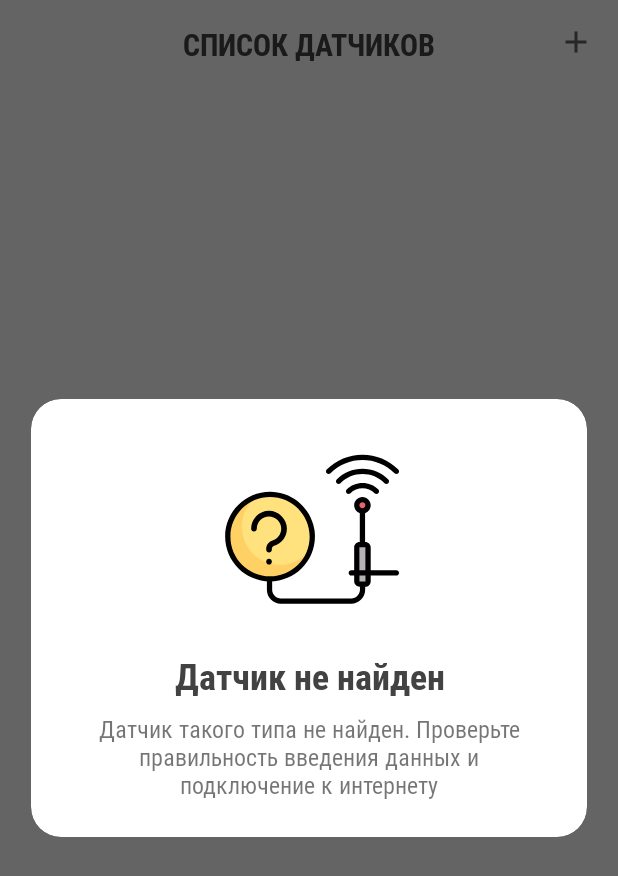
After one commit to Foxek/iNature, an Android app: the fragment StateDialog placed in its activity, on a phone screen of 412 x 824 dp. The commit adds this screen. Shown: the top 876 px of the screen. Run offline under Robolectric (Android 15) with nearby library versions, the phone set to English and light mode, and no system bars; our stand-ins replace ButterKnife, Dagger/Hilt's generated code, RxJava; 4 statements that could not run were skipped.

Commit message:
Add state dialog

```diff
--- a/app/src/main/java/com/foxek/inature/common/Constants.java
+++ b/app/src/main/java/com/foxek/inature/common/Constants.java
@@ -9,4 +9,10 @@ public class Constants {
     public final static String DELIMITER = "!#!";
 
     public static final String EXTRA_ARGS = "args";
+
+
+
+    public static final String CREATE_STATE = "create_state";
+    public static final boolean SUCCESS = true;
+    public static final boolean ERROR = false;
 }
--- a/app/src/main/java/com/foxek/inature/di/module/ActivityModule.java
+++ b/app/src/main/java/com/foxek/inature/di/module/ActivityModule.java
@@ -34,7 +34,7 @@ public class ActivityModule {
     @Provides
     @PerActivity
     SensorMvpPresenter provideSensorPresenter(SensorInteractor interactor, CompositeDisposable disposable){
-        return new SensorPresenter(interactor,disposable);
+        return new SensorPresenter(interactor,disposable,args);
     }
 
     @Provides
--- a/app/src/main/java/com/foxek/inature/ui/preview/PreviewMvpView.java
+++ b/app/src/main/java/com/foxek/inature/ui/preview/PreviewMvpView.java
@@ -1,12 +1,13 @@
 package com.foxek.inature.ui.preview;
 
+import com.foxek.inature.common.Constants;
 import com.foxek.inature.ui.base.MvpView;
 
 public interface PreviewMvpView extends MvpView {
 
     void setSensorPreview(String type, String desc, String icon);
 
-    void startSensorActivity();
+    void startSensorActivity(boolean state);
 
     void showError();
 
--- a/app/src/main/java/com/foxek/inature/ui/sensors/SensorMvpView.java
+++ b/app/src/main/java/com/foxek/inature/ui/sensors/SensorMvpView.java
@@ -12,5 +12,5 @@ interface SensorMvpView extends MvpView {
 
     void startScanActivity();
 
-
+    void showStateDialog(boolean state);
 }
--- /dev/null
+++ b/app/src/main/java/com/foxek/inature/ui/sensors/StateDialog.java
@@ -0,0 +1,72 @@
+package com.foxek.inature.ui.sensors;
+
+import android.os.Bundle;
+import android.support.annotation.NonNull;
+import android.support.annotation.Nullable;
+import android.view.LayoutInflater;
+import android.view.View;
+import android.view.ViewGroup;
+import android.widget.ImageView;
+import android.widget.TextView;
+
+import com.foxek.inature.R;
+import com.foxek.inature.ui.base.BaseFragment;
+
+import butterknife.BindView;
+import butterknife.ButterKnife;
+import butterknife.Unbinder;
+
+public class StateDialog extends BaseFragment implements View.OnClickListener {
+
+    @BindView(R.id.dialog_logo)
+    ImageView mDialogLogo;
+
+    @BindView(R.id.dialog_title)
+    TextView mDialogTitle;
+
+    @BindView(R.id.dialog_description)
+    TextView mDialogDesc;
+
+    private Unbinder mBinder;
+
+    public static StateDialog newInstance(boolean state) {
+        StateDialog mStateDialog = new StateDialog();
+        Bundle args = new Bundle();
+        args.putBoolean("state", state);
+        mStateDialog.setArguments(args);
+
+        return mStateDialog;
+    }
+
+    @Nullable
+    @Override
+    public View onCreateView(@NonNull LayoutInflater inflater, @Nullable ViewGroup container,
+                             @Nullable Bundle savedInstanceState) {
+        View view = inflater.inflate(R.layout.dialog_state, container, false);
+        mBinder = ButterKnife.bind(this,view);
+
+        if (getArguments().getBoolean("state")){
+            mDialogLogo.setImageResource(R.drawable.ic_sensor_no_exist_logo);
+            mDialogTitle.setText(R.string.preview_success_title);
+            mDialogDesc.setText(R.string.preview_success_desc);
+        }else{
+            mDialogLogo.setImageResource(R.drawable.ic_sensor_no_exist_logo);
+            mDialogTitle.setText(R.string.preview_error_title);
+            mDialogDesc.setText(R.string.preview_error_desc);
+        }
+
+        getDialog().setCanceledOnTouchOutside(false);
+
+        return view;
+    }
+
+    @Override
+    public void onDestroy() {
+        super.onDestroy();
+        mBinder.unbind();
+    }
+
+    @Override
+    public void onClick(View v) {
+    }
+}
--- /dev/null
+++ b/app/src/main/res/layout/dialog_state.xml
@@ -0,0 +1,53 @@
+<?xml version="1.0" encoding="utf-8"?>
+<android.support.constraint.ConstraintLayout
+    xmlns:android="http://schemas.android.com/apk/res/android"
+    xmlns:app="http://schemas.android.com/apk/res-auto"
+    xmlns:tools="http://schemas.android.com/tools"
+    android:layout_width="match_parent"
+    android:layout_height="wrap_content"
+    android:paddingStart="@dimen/dialog_horizontal_padding"
+    android:paddingTop="@dimen/dialog_vertical_padding"
+    android:paddingEnd="@dimen/dialog_horizontal_padding"
+    android:paddingBottom="@dimen/dialog_vertical_padding">
+
+    <ImageView
+        android:id="@+id/dialog_logo"
+        android:layout_width="120dp"
+        android:layout_height="120dp"
+        android:layout_marginStart="8dp"
+        android:layout_marginTop="8dp"
+        android:layout_marginEnd="8dp"
+        app:layout_constraintEnd_toEndOf="parent"
+        app:layout_constraintStart_toStartOf="parent"
+        app:layout_constraintTop_toTopOf="parent"
+        tools:ignore="ContentDescription" />
+
+    <TextView
+        android:id="@+id/dialog_title"
+        android:layout_width="0dp"
+        android:layout_height="wrap_content"
+        android:layout_marginTop="24dp"
+        android:fontFamily="@font/roboto_condensed_bold"
+        android:textAlignment="center"
+        android:textColor="@color/colorDark"
+        android:textSize="24sp"
+        app:layout_constraintEnd_toEndOf="parent"
+        app:layout_constraintStart_toStartOf="parent"
+        app:layout_constraintTop_toBottomOf="@+id/dialog_logo" />
+
+    <TextView
+        android:id="@+id/dialog_description"
+        android:layout_width="0dp"
+        android:layout_height="wrap_content"
+        android:layout_marginTop="8dp"
+        android:layout_marginBottom="8dp"
+        android:fontFamily="@font/roboto_condensed_regular"
+        android:textAlignment="center"
+        android:textSize="16sp"
+        app:layout_constraintBottom_toBottomOf="parent"
+        app:layout_constraintEnd_toEndOf="parent"
+        app:layout_constraintStart_toStartOf="parent"
+        app:layout_constraintTop_toBottomOf="@+id/dialog_title" />
+
+
+</android.support.constraint.ConstraintLayout>
--- a/app/src/main/res/values/strings.xml
+++ b/app/src/main/res/values/strings.xml
@@ -46,6 +46,10 @@
 
     <string name="preview_error_title">Датчик не найден</string>
     <string name="preview_error_desc">Датчик такого типа не найден. Проверьте правильность введения данных и подключение к интернету</string>
+
+    <string name="preview_success_title">Датчик успешно добавлен</string>
+    <string name="preview_success_desc">Датчик добавлен в список датчиков и готов к использованию</string>
+
     <string name="preview_error_sensor_exist">Датчик с таким названием уже существует</string>
     <string name="instruction_title_1">Добро пожаловать</string>
     <string name="instruction_desc_1">Перед Вами приложение, предназначенное для дистанционного получения показаний с устройств проекта iNature</string>
```
Also changed, not shown: app/src/main/java/com/foxek/inature/ui/preview/PreviewActivity.java (+6 -2 lines), app/src/main/java/com/foxek/inature/ui/preview/PreviewPresenter.java (+4 -10 lines), app/src/main/java/com/foxek/inature/ui/sensors/SensorActivity.java (+8 -0 lines), app/src/main/java/com/foxek/inature/ui/sensors/SensorPresenter.java (+14 -1 lines).
